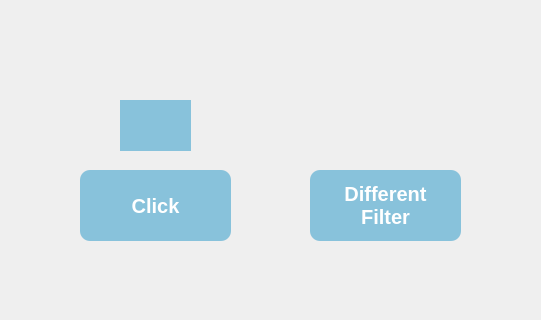
Before: the Qt Designer form UserFilterCamera-Project/Project/FilterScreen_other.ui in Eundding/UserFilterProject, drawn with Qt 5; both pictures show x 100 to 641 and y 400 to 720 of the 960 by 720 pixel window.
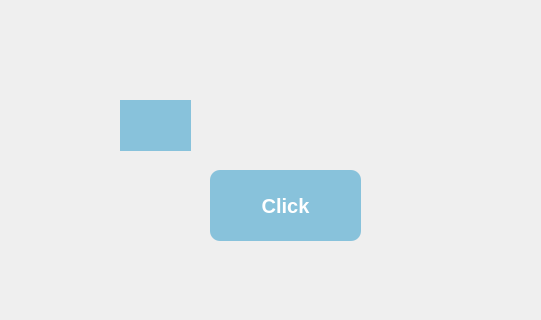
After: the same form once the commit is applied.

Diff of the .ui file:
```diff
--- a/UserFilterCamera-Project/Project/FilterScreen_other.ui
+++ b/UserFilterCamera-Project/Project/FilterScreen_other.ui
@@ -39,43 +39,6 @@
     <string/>
    </property>
   </widget>
-  <widget class="QPushButton" name="btn_different">
-   <property name="geometry">
-    <rect>
-     <x>410</x>
-     <y>570</y>
-     <width>151</width>
-     <height>71</height>
-    </rect>
-   </property>
-   <property name="font">
-    <font>
-     <pointsize>15</pointsize>
-     <weight>75</weight>
-     <bold>true</bold>
-    </font>
-   </property>
-   <property name="styleSheet">
-    <string notr="true">QPushButton{
-	color: rgb(23, 156, 145);
-	color: rgb(76, 141, 131);
-	color:rgb(0,0,0);
-	background-color:rgb(58, 76, 168);
-	background-color: rgb(136, 194, 219);
-	color: rgb(255, 255, 255);
-	border:0px solid;
-	border-radius:10px;
-}
-QPushButton:hover{
-	background-color:rgb(23, 156, 145);
-}
-</string>
-   </property>
-   <property name="text">
-    <string>Different
-Filter</string>
-   </property>
-  </widget>
   <widget class="QLabel" name="label_3">
    <property name="geometry">
     <rect>
@@ -95,7 +58,7 @@
   <widget class="QPushButton" name="btn_Click">
    <property name="geometry">
     <rect>
-     <x>180</x>
+     <x>310</x>
      <y>570</y>
      <width>151</width>
      <height>71</height>
```
